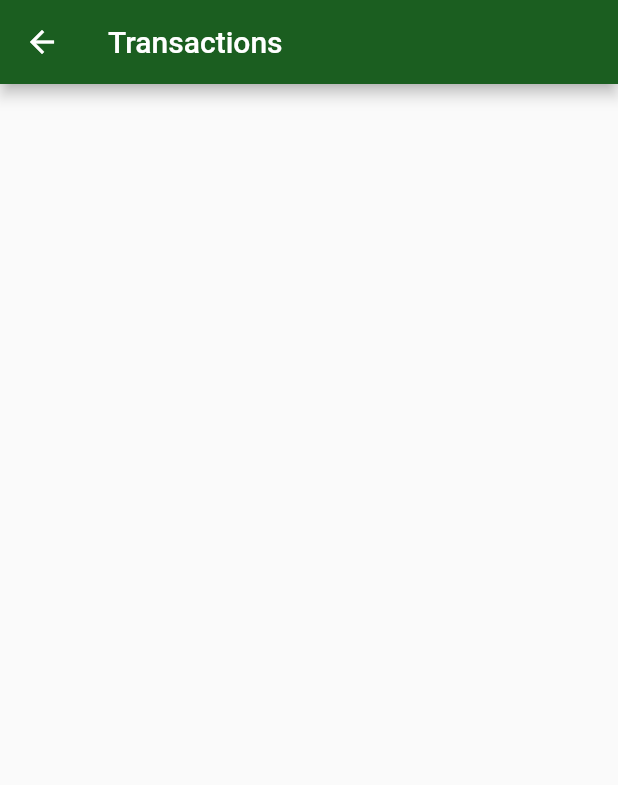
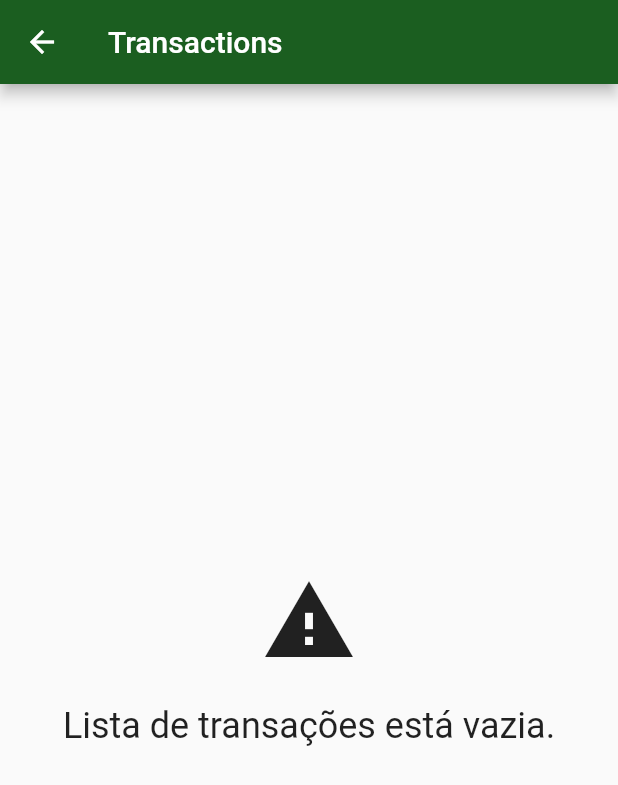
Before and after one commit to BrunoLeria/bytebank2, a Flutter app: the screen it shows after launch, after a tap on "Transaction Feed", on a phone screen of 412 x 824 dp. Shown: the top 785 px of the screen. Run offline on Flutter 3.47's test engine with Material 2 defaults, Android fonts, the phone set to English and light mode, and no system bars; our stand-ins replace sqflite; missing offline and left inert: http_interceptor; accounts and stored records are empty; statements that could not run were skipped.

```diff
--- /dev/null
+++ b/lib/components/centered_message.dart
@@ -0,0 +1,41 @@
+import 'package:flutter/material.dart';
+
+class CenteredMessage extends StatelessWidget {
+  final String message;
+  final IconData? icon;
+  final double? iconSize;
+  final double? fontSize;
+
+  const CenteredMessage(
+    this.message,
+    this.icon, {
+    this.iconSize = 64,
+    this.fontSize = 24,
+  });
+
+  @override
+  Widget build(BuildContext context) {
+    return Center(
+      child: Column(
+        mainAxisAlignment: MainAxisAlignment.center,
+        crossAxisAlignment: CrossAxisAlignment.center,
+        children: <Widget>[
+          Visibility(
+            visible: icon != null,
+            child: Icon(
+              icon,
+              size: iconSize,
+            ),
+          ),
+          Padding(
+            padding: const EdgeInsets.only(top: 24.0),
+            child: Text(
+              message,
+              style: TextStyle(fontSize: fontSize),
+            ),
+          ),
+        ],
+      ),
+    );
+  }
+}
--- a/lib/main.dart
+++ b/lib/main.dart
@@ -1,11 +1,12 @@
 import 'package:bytebank2/api/webclient.dart';
 import 'package:flutter/material.dart';
 
+import 'models/contact.dart';
 import 'views/dashboard.dart';
+import 'views/transactions/list.dart';
 
 void main() {
   runApp(const ByteBankApp());
-  findAll().then((transactions) => print('new transactions $transactions'));
 }
 
 class ByteBankApp extends StatelessWidget {
--- a/lib/views/contacts/list.dart
+++ b/lib/views/contacts/list.dart
@@ -3,6 +3,7 @@ import 'package:bytebank2/models/contact.dart';
 import 'package:bytebank2/views/contacts/form.dart';
 import 'package:flutter/material.dart';
 
+import '../../components/centered_message.dart';
 import '../../components/loading.dart';
 
 class ContactsList extends StatefulWidget {
@@ -31,7 +32,12 @@ class _ContactsListState extends State<ContactsList> {
           }
           final List<Contact> contacts =
               snapshot.data != null ? snapshot.data as List<Contact> : [];
-
+          if (contacts.isEmpty) {
+            return const CenteredMessage(
+              "Lista de contatos está vazia.",
+              Icons.warning,
+            );
+          }
           return ListView.builder(
             itemBuilder: (context, index) {
               final Contact contact = contacts[index];
--- a/lib/views/transactions/list.dart
+++ b/lib/views/transactions/list.dart
@@ -2,6 +2,7 @@ import 'package:bytebank2/api/webclient.dart';
 import 'package:bytebank2/components/loading.dart';
 import 'package:flutter/material.dart';
 
+import '../../components/centered_message.dart';
 import '../../models/contact.dart';
 
 class TransactionsList extends StatefulWidget {
@@ -28,6 +29,13 @@ class _TransactionsListState extends State<TransactionsList> {
               final List<Transaction> transactions = snapshot.data != null
                   ? snapshot.data as List<Transaction>
                   : [];
+
+              if (transactions.isEmpty) {
+                return const CenteredMessage(
+                  "Lista de transações está vazia.",
+                  Icons.warning,
+                );
+              }
 
               return ListView.builder(
                 itemBuilder: (context, index) {
```
Also changed, not shown: lib/api/webclient.dart (+35 -5 lines).
